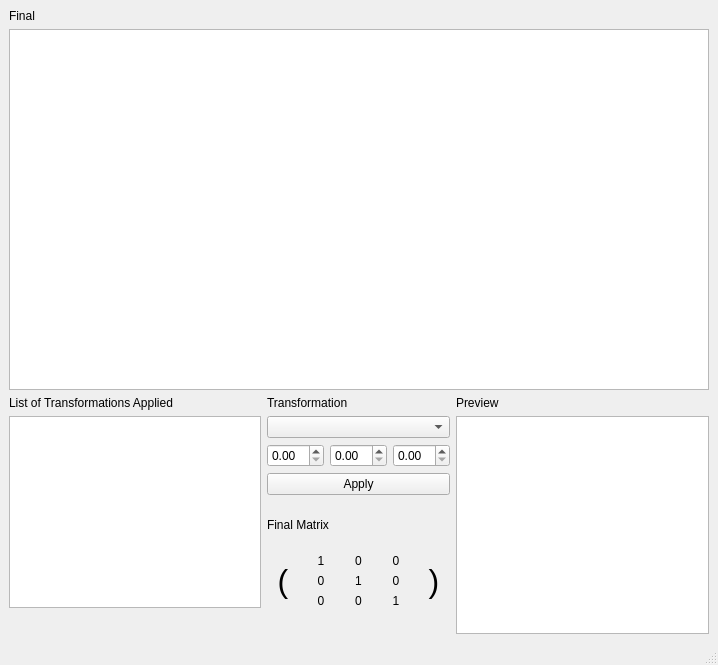
First picture: the form in mainwindow.ui, repository osamakawish/QtTransformations, before the edit.
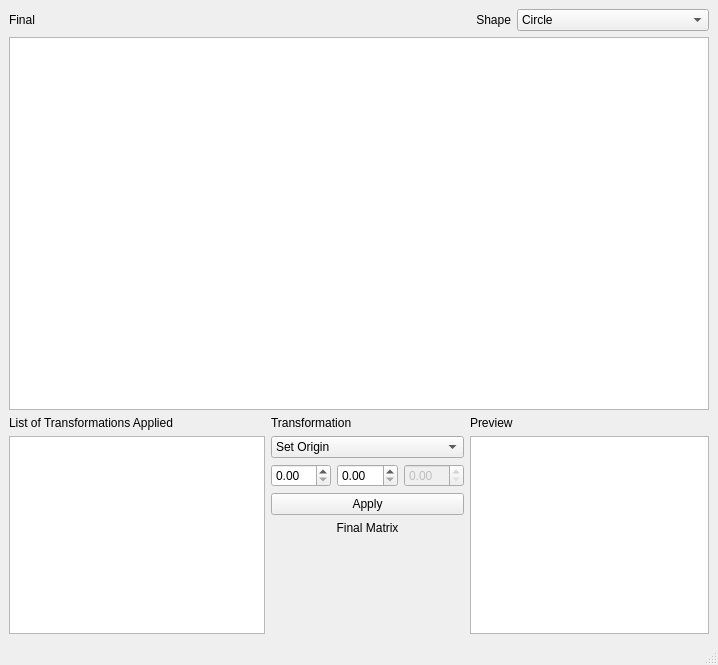
Second picture: the form after the edit. Custom widgets are drawn as their Qt base class.

Commit message: Transformation combo box complete.

Patch:
```diff
--- a/mainwindow.ui
+++ b/mainwindow.ui
@@ -14,183 +14,58 @@
    <string>MainWindow</string>
   </property>
   <widget class="QWidget" name="centralwidget">
-   <layout class="QGridLayout" name="gridLayout" rowstretch="0,1,0,0,0,0,0,0,0" columnstretch="0,1,0">
+   <layout class="QGridLayout" name="gridLayout" rowstretch="0,4,0,0,0,0,0,1,0" columnstretch="0,1,0,0,1">
+    <item row="5" column="1">
+     <widget class="QPushButton" name="applyButton">
+      <property name="text">
+       <string>Apply</string>
+      </property>
+     </widget>
+    </item>
     <item row="6" column="1">
      <widget class="QLabel" name="matrixLabel">
+      <property name="sizePolicy">
+       <sizepolicy hsizetype="Preferred" vsizetype="Fixed">
+        <horstretch>0</horstretch>
+        <verstretch>0</verstretch>
+       </sizepolicy>
+      </property>
       <property name="text">
        <string>Final Matrix</string>
       </property>
-     </widget>
-    </item>
-    <item row="5" column="1">
-     <widget class="QPushButton" name="pushButton">
-      <property name="text">
-       <string>Apply</string>
-      </property>
-     </widget>
-    </item>
-    <item row="2" column="1">
-     <widget class="QLabel" name="label">
-      <property name="text">
-       <string>Transformation</string>
-      </property>
-     </widget>
-    </item>
-    <item row="4" column="1">
-     <layout class="QHBoxLayout" name="horizontalLayout">
-      <item>
-       <widget class="QDoubleSpinBox" name="doubleSpinBox_2"/>
-      </item>
-      <item>
-       <widget class="QDoubleSpinBox" name="doubleSpinBox_3"/>
-      </item>
-      <item>
-       <widget class="QDoubleSpinBox" name="doubleSpinBox"/>
-      </item>
-     </layout>
-    </item>
-    <item row="2" column="2">
-     <widget class="QLabel" name="previewLabel">
-      <property name="text">
-       <string>Preview</string>
+      <property name="alignment">
+       <set>Qt::AlignBottom|Qt::AlignHCenter</set>
       </property>
      </widget>
     </item>
     <item row="3" column="1">
-     <widget class="QComboBox" name="comboBox"/>
-    </item>
-    <item row="7" column="1">
-     <layout class="QGridLayout" name="gridLayout_3">
-      <item row="0" column="1">
-       <widget class="QLabel" name="label_2">
-        <property name="text">
-         <string>1</string>
-        </property>
-        <property name="alignment">
-         <set>Qt::AlignCenter</set>
-        </property>
-       </widget>
+     <widget class="QComboBox" name="transformComboBox">
+      <item>
+       <property name="text">
+        <string>Set Origin</string>
+       </property>
       </item>
-      <item row="0" column="3">
-       <widget class="QLabel" name="label_9">
-        <property name="text">
-         <string>0</string>
-        </property>
-        <property name="alignment">
-         <set>Qt::AlignCenter</set>
-        </property>
-       </widget>
+      <item>
+       <property name="text">
+        <string>Translate</string>
+       </property>
       </item>
-      <item row="0" column="2">
-       <widget class="QLabel" name="label_10">
-        <property name="text">
-         <string>0</string>
-        </property>
-        <property name="alignment">
-         <set>Qt::AlignCenter</set>
-        </property>
-       </widget>
+      <item>
+       <property name="text">
+        <string>Scale</string>
+       </property>
       </item>
-      <item row="2" column="2">
-       <widget class="QLabel" name="label_5">
-        <property name="text">
-         <string>0</string>
-        </property>
-        <property name="alignment">
-         <set>Qt::AlignCenter</set>
-        </property>
-       </widget>
+      <item>
+       <property name="text">
+        <string>Shear</string>
+       </property>
       </item>
-      <item row="1" column="1">
-       <widget class="QLabel" name="label_3">
-        <property name="text">
-         <string>0</string>
-        </property>
-        <property name="alignment">
-         <set>Qt::AlignCenter</set>
-        </property>
-       </widget>
+      <item>
+       <property name="text">
+        <string>Project</string>
+       </property>
       </item>
-      <item row="2" column="3">
-       <widget class="QLabel" name="label_6">
-        <property name="text">
-         <string>1</string>
-        </property>
-        <property name="alignment">
-         <set>Qt::AlignCenter</set>
-        </property>
-       </widget>
-      </item>
-      <item row="1" column="3">
-       <widget class="QLabel" name="label_8">
-        <property name="text">
-         <string>0</string>
-        </property>
-        <property name="alignment">
-         <set>Qt::AlignCenter</set>
-        </property>
-       </widget>
-      </item>
-      <item row="2" column="1">
-       <widget class="QLabel" name="label_4">
-        <property name="text">
-         <string>0</string>
-        </property>
-        <property name="alignment">
-         <set>Qt::AlignCenter</set>
-        </property>
-       </widget>
-      </item>
-      <item row="0" column="0" rowspan="3">
-       <widget class="QLabel" name="label_11">
-        <property name="font">
-         <font>
-          <pointsize>24</pointsize>
-         </font>
-        </property>
-        <property name="text">
-         <string>(</string>
-        </property>
-        <property name="alignment">
-         <set>Qt::AlignCenter</set>
-        </property>
-       </widget>
-      </item>
-      <item row="1" column="2">
-       <widget class="QLabel" name="label_7">
-        <property name="text">
-         <string>1</string>
-        </property>
-        <property name="alignment">
-         <set>Qt::AlignCenter</set>
-        </property>
-       </widget>
-      </item>
-      <item row="0" column="4" rowspan="3">
-       <widget class="QLabel" name="label_12">
-        <property name="font">
-         <font>
-          <pointsize>24</pointsize>
-         </font>
-        </property>
-        <property name="text">
-         <string>)</string>
-        </property>
-        <property name="alignment">
-         <set>Qt::AlignCenter</set>
-        </property>
-       </widget>
-      </item>
-     </layout>
-    </item>
-    <item row="3" column="2" rowspan="6">
-     <widget class="QGraphicsView" name="graphicsViewPreview"/>
-    </item>
-    <item row="1" column="0" colspan="3">
-     <widget class="QGraphicsView" name="graphicsViewFinal"/>
-    </item>
-    <item row="3" column="0" rowspan="5">
-     <widget class="QListView" name="listView"/>
+     </widget>
     </item>
     <item row="2" column="0">
      <widget class="QLabel" name="label_13">
@@ -199,6 +74,26 @@
       </property>
      </widget>
     </item>
+    <item row="3" column="0" rowspan="5">
+     <widget class="QListView" name="listView"/>
+    </item>
+    <item row="1" column="0" colspan="5">
+     <widget class="QGraphicsView" name="graphicsViewFinal">
+      <property name="dragMode">
+       <enum>QGraphicsView::ScrollHandDrag</enum>
+      </property>
+      <property name="viewportUpdateMode">
+       <enum>QGraphicsView::FullViewportUpdate</enum>
+      </property>
+     </widget>
+    </item>
+    <item row="2" column="2" colspan="3">
+     <widget class="QLabel" name="previewLabel">
+      <property name="text">
+       <string>Preview</string>
+      </property>
+     </widget>
+    </item>
     <item row="0" column="0" colspan="3">
      <widget class="QLabel" name="finalLabel">
       <property name="text">
@@ -206,6 +101,111 @@
       </property>
      </widget>
     </item>
+    <item row="0" column="4">
+     <widget class="QComboBox" name="shapeComboBox">
+      <item>
+       <property name="text">
+        <string>Circle</string>
+       </property>
+      </item>
+      <item>
+       <property name="text">
+        <string>Square</string>
+       </property>
+      </item>
+      <item>
+       <property name="text">
+        <string>Letter A</string>
+       </property>
+      </item>
+     </widget>
+    </item>
+    <item row="2" column="1">
+     <widget class="QLabel" name="label">
+      <property name="text">
+       <string>Transformation</string>
+      </property>
+     </widget>
+    </item>
+    <item row="4" column="1">
+     <layout class="QHBoxLayout" name="horizontalLayout">
+      <item>
+       <widget class="QDoubleSpinBox" name="xSpinBox"/>
+      </item>
+      <item>
+       <widget class="QDoubleSpinBox" name="ySpinBox"/>
+      </item>
+      <item>
+       <widget class="QDoubleSpinBox" name="zSpinBox">
+        <property name="enabled">
+         <bool>false</bool>
+        </property>
+       </widget>
+      </item>
+     </layout>
+    </item>
+    <item row="0" column="3">
+     <widget class="QLabel" name="shapeLabel">
+      <property name="text">
+       <string>Shape</string>
+      </property>
+      <property name="alignment">
+       <set>Qt::AlignRight|Qt::AlignTrailing|Qt::AlignVCenter</set>
+      </property>
+     </widget>
+    </item>
+    <item row="7" column="1">
+     <layout class="QHBoxLayout" name="matrixLayout">
+      <item>
+       <spacer name="matrixLeftSpacer">
+        <property name="orientation">
+         <enum>Qt::Horizontal</enum>
+        </property>
+        <property name="sizeType">
+         <enum>QSizePolicy::Fixed</enum>
+        </property>
+        <property name="sizeHint" stdset="0">
+         <size>
+          <width>40</width>
+          <height>20</height>
+         </size>
+        </property>
+       </spacer>
+      </item>
+      <item>
+       <widget class="TransformGrid" name="transformGrid" native="true"/>
+      </item>
+      <item>
+       <spacer name="matrixRightSpacer">
+        <property name="orientation">
+         <enum>Qt::Horizontal</enum>
+        </property>
+        <property name="sizeType">
+         <enum>QSizePolicy::Fixed</enum>
+        </property>
+        <property name="sizeHint" stdset="0">
+         <size>
+          <width>40</width>
+          <height>20</height>
+         </size>
+        </property>
+       </spacer>
+      </item>
+     </layout>
+    </item>
+    <item row="3" column="2" rowspan="5" colspan="3">
+     <widget class="QGraphicsView" name="graphicsViewPreview">
+      <property name="sizeAdjustPolicy">
+       <enum>QAbstractScrollArea::AdjustToContents</enum>
+      </property>
+      <property name="dragMode">
+       <enum>QGraphicsView::ScrollHandDrag</enum>
+      </property>
+      <property name="viewportUpdateMode">
+       <enum>QGraphicsView::FullViewportUpdate</enum>
+      </property>
+     </widget>
+    </item>
    </layout>
   </widget>
   <widget class="QMenuBar" name="menubar">
@@ -220,6 +220,14 @@
   </widget>
   <widget class="QStatusBar" name="statusbar"/>
  </widget>
+ <customwidgets>
+  <customwidget>
+   <class>TransformGrid</class>
+   <extends>QWidget</extends>
+   <header>transformgrid.h</header>
+   <container>1</container>
+  </customwidget>
+ </customwidgets>
  <resources/>
  <connections/>
 </ui>
```
Left out of the diff: 2 changed lines with no effect on the pictures. The commit also changes 8 other files.
